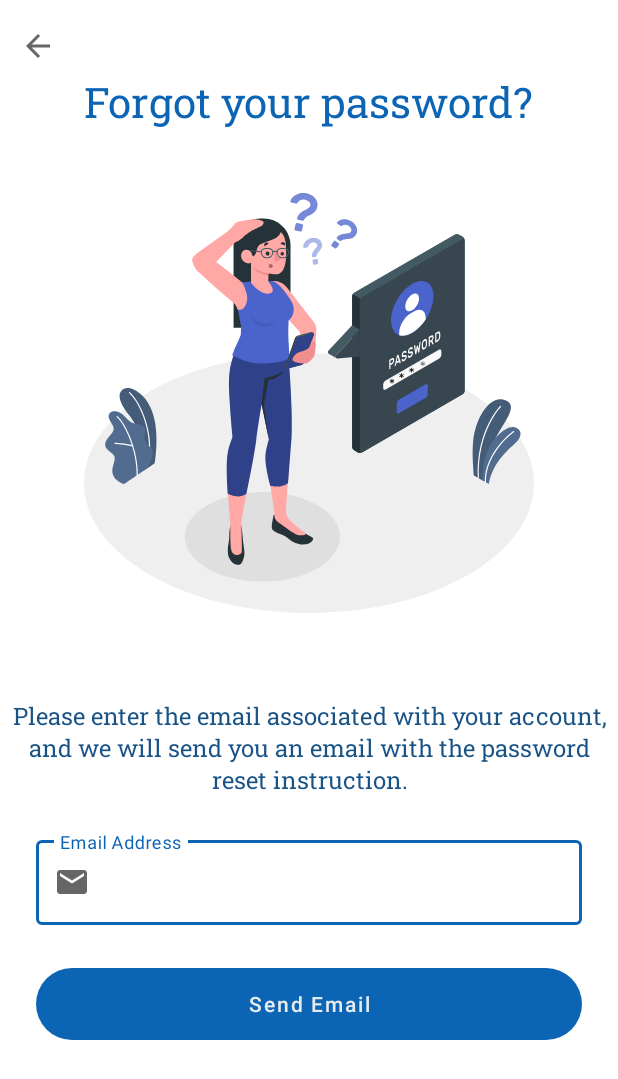
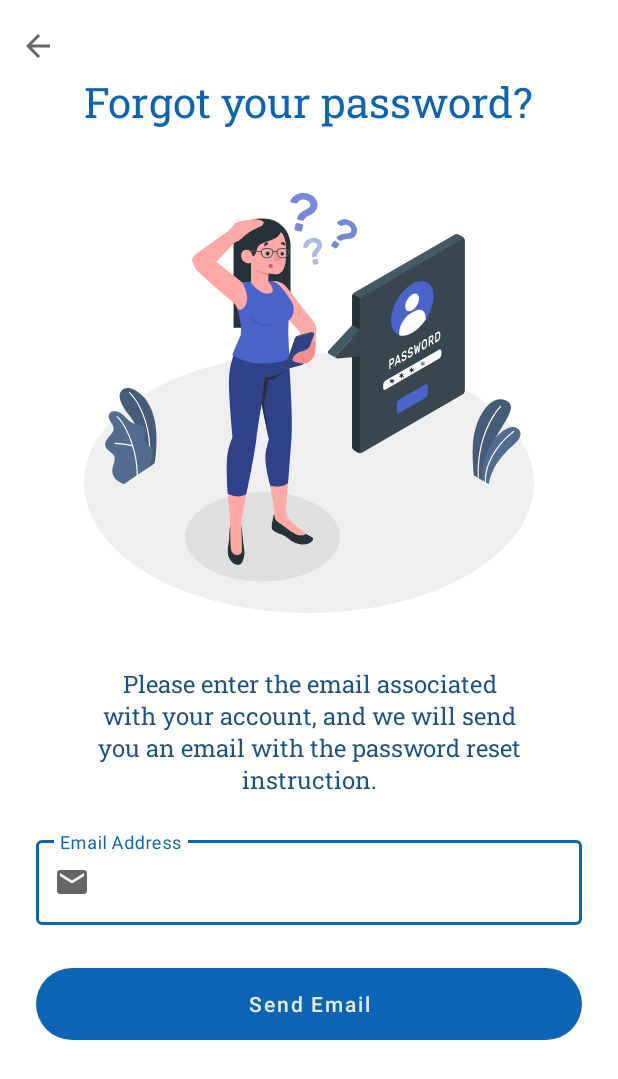
Before and after one commit to zyinghua/Scannera-Android-App, an Android app: the ForgottenPasswordFragment screen opened directly, with no data from a screen before it, on a phone screen of 412 x 824 dp. Shown: the top 1079 px of the screen. Run offline under Robolectric (Android 15) with nearby library versions, the phone set to English and light mode, and no system bars.

Commit message:
Fixed textview width issue, adjusted resend text size.

```diff
--- a/app/src/main/res/layout/fragment_forgotten_password.xml
+++ b/app/src/main/res/layout/fragment_forgotten_password.xml
@@ -65,6 +65,7 @@
             android:text="@string/forgotten_password_instruction"
             android:textColor="@color/chathams_blue"
             android:textSize="@dimen/small_text_size"
+            android:maxWidth="@dimen/lottie_square_animation_size"
             app:layout_constraintBottom_toTopOf="@+id/email_input_guideline"
             app:layout_constraintEnd_toEndOf="parent"
             app:layout_constraintStart_toStartOf="parent"
--- a/app/src/main/res/layout/fragment_password_reset_email_sent.xml
+++ b/app/src/main/res/layout/fragment_password_reset_email_sent.xml
@@ -57,6 +57,7 @@
         android:text="@string/password_reset_email_sent_description"
         android:textColor="@color/chathams_blue"
         android:textSize="@dimen/small_text_size"
+        android:maxWidth="@dimen/lottie_square_animation_size"
         app:layout_constraintEnd_toEndOf="parent"
         app:layout_constraintStart_toStartOf="parent"
         app:layout_constraintTop_toBottomOf="@+id/email_sent_animation" />
@@ -91,7 +92,7 @@
             android:text="@string/didnt_receive_email"
             android:fontFamily="@font/roboto_slab"
             android:textColor="@color/chathams_blue"
-            android:textSize="@dimen/smallest_text_size" />
+            android:textSize="@dimen/small_text_size" />
 
         <TextView
             android:id="@+id/resend_tv"
@@ -102,7 +103,7 @@
             android:fontFamily="@font/roboto_slab"
             android:text="@string/resend"
             android:textColor="@color/pinky_red"
-            android:textSize="@dimen/smallest_text_size" />
+            android:textSize="@dimen/small_text_size" />
 
     </LinearLayout>
 
--- a/app/src/main/res/values/dimens.xml
+++ b/app/src/main/res/values/dimens.xml
@@ -6,7 +6,6 @@
     <dimen name="general_icons_margin">20dp</dimen>
     <dimen name="small_title_text_size">28sp</dimen>
     <dimen name="title_text_size">35sp</dimen>
-    <dimen name="smallest_text_size">13sp</dimen>
     <dimen name="small_text_size">16sp</dimen>
     <dimen name="medium_btn_height">48dp</dimen>
     <dimen name="login_layout_margin">24dp</dimen>
```
